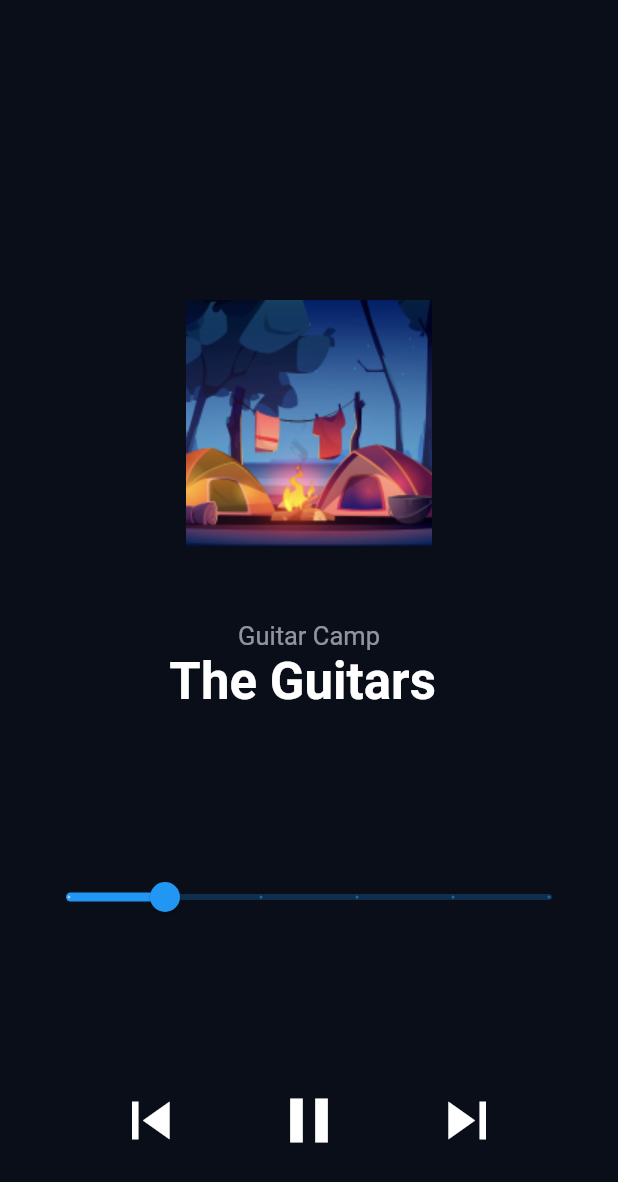
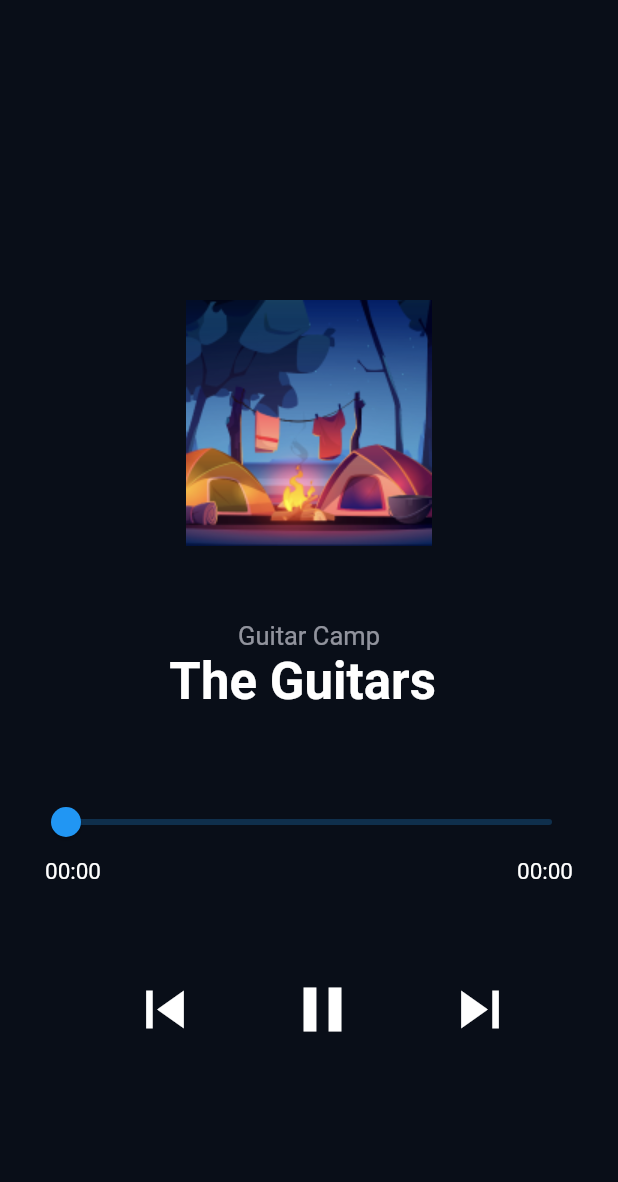
Before and after one commit to people0507/SleepSound_MobileApp_Flutter, a Flutter app: the MyPlayer screen opened directly, after a tap on the "play arrow" icon, on a phone screen of 412 x 824 dp. Shown: the top 1182 px of the screen. Run offline on Flutter 3.47's test engine with Material 2 defaults, Android fonts, the phone set to English and light mode, and no system bars; our stand-ins replace audioplayers, flutter_native_splash, sliding_up_panel, smooth_page_indicator.

Commit message:
update player.dart

```diff
--- a/music_mobile_app/lib/pages/sleep_screen/player.dart
+++ b/music_mobile_app/lib/pages/sleep_screen/player.dart
@@ -11,14 +11,56 @@ class MyPlayer extends StatefulWidget {
 }
 
 class _MyPlayerState extends State<MyPlayer> {
-  double _currentSliderValue = 20;
-  bool changePlayButton = true;
-  final player = AudioPlayer();
+  late AudioPlayer audioPlayer;
+  Duration duration = const Duration();
+  Duration position = const Duration();
+  bool isPlaying = false;
 
-  void swapPlaybutton() {
+  @override
+  void initState() {
+    super.initState();
+    audioPlayer = AudioPlayer();
+    audioPlayer.onDurationChanged.listen((Duration d) {
+      setState(() {
+        duration = d;
+      });
+    });
+    audioPlayer.onPositionChanged.listen((Duration p) {
+      setState(() {
+        position = p;
+      });
+    });
+  }
+
+  @override
+  void dispose() {
+    audioPlayer.dispose();
+    super.dispose();
+  }
+
+  void _playAudio() async {
+    await audioPlayer.play(AssetSource('audios/test.mp3'));
     setState(() {
-      changePlayButton = changePlayButton == true ? false : true;
+      isPlaying = true;
     });
+  }
+
+  void _pauseAudio() async {
+    await audioPlayer.pause();
+    setState(() {
+      isPlaying = false;
+    });
+  }
+
+  void _seekAudio(double value) async {
+    final position = Duration(milliseconds: value.toInt());
+        await audioPlayer.seek(position);
+  }
+
+  String _formatDuration(Duration duration) {
+    final minutes = duration.inMinutes.remainder(60).toString().padLeft(2, '0');
+    final seconds = duration.inSeconds.remainder(60).toString().padLeft(2, '0');
+    return '$minutes:$seconds';
   }
 
   @override
@@ -39,8 +81,8 @@ class _MyPlayerState extends State<MyPlayer> {
             ),
             const Text(
               'Guitar Camp',
-              style: TextStyle(
-                  fontSize: 17, color: ColorPalette.detaildesColor),
+              style:
+                  TextStyle(fontSize: 17, color: ColorPalette.detaildesColor),
             ),
             const Text(
               'The Guitars ',
@@ -50,36 +92,58 @@ class _MyPlayerState extends State<MyPlayer> {
                   fontWeight: FontWeight.bold),
             ),
             Padding(
-              padding: const EdgeInsets.symmetric(vertical: 100),
-              child: Slider(
-                      divisions: 5,
-                      max:100,
-                        value: _currentSliderValue,
-                        onChanged: (double value) {
-                          setState(() {
-                            _currentSliderValue = value;
-                          });
-                        }),
+              padding: const EdgeInsets.symmetric(vertical: 50),
+              child: Column(
+                children: [
+                  Slider(
+                    value: position.inMilliseconds.toDouble(),
+                    min: 0.0,
+                    max: duration.inMilliseconds.toDouble(),
+                    onChanged: (double value) {
+                      setState(() {
+                        _seekAudio(value);
+                      });
+                    },
+                  ),
+                    Padding(
+                      padding: const EdgeInsets.symmetric(horizontal: 10),
+                      child: Row(
+                                    mainAxisAlignment: MainAxisAlignment.spaceBetween,
+                                    children: [
+                                      Text(
+                      _formatDuration(position),
+                      style: const TextStyle(fontSize: 15, color: Colors.white),
+                                      ),
+                                      Text(
+                      _formatDuration(duration-position),
+                      style: const TextStyle(fontSize: 15, color: Colors.white),
+                                      ),
+                                    ],
+                                  ),
+                    ),
+                ],
+              ),
             ),
+
             Row(
               mainAxisAlignment: MainAxisAlignment.spaceEvenly,
-              children:  [
-              GestureDetector(
-                onTap: (){
-                },
-                child: const Icon(
-                  Icons.skip_previous,color: Colors.white,size: 50)),
-              GestureDetector(
-                onTap: (){
-                  swapPlaybutton();
-                },
-                child: Icon(
-                  changePlayButton ? Icons.play_arrow : Icons.pause,color: Colors.white,size: 50)),
-              GestureDetector(
-                onTap: (){
-                },
-                child: const Icon(Icons.skip_next,color: Colors.white,size: 50,))
-            ],)
+              children: [
+                     const IconButton(
+              onPressed: null,
+              icon: Icon(Icons.skip_previous,
+                        color: Colors.white, size: 50)),
+                IconButton(
+              onPressed: isPlaying ? _pauseAudio : _playAudio,
+              icon: Icon(isPlaying ? Icons.pause : Icons.play_arrow,color: Colors.white,size: 50,),
+            ),
+            const IconButton(
+              onPressed: null,
+              icon: Icon(
+                      Icons.skip_next,
+                      color: Colors.white,
+                      size: 50,)),
+              ],
+            )
           ],
         ),
       ),
--- a/music_mobile_app/pubspec.yaml
+++ b/music_mobile_app/pubspec.yaml
@@ -74,6 +74,7 @@ flutter:
   # To add assets to your application, add an assets section, like this:
   assets:
    - assets/images/
+   - assets/audios/
    - assets/
    - assets/icons/
   #   - images/a_dot_burr.jpeg
```
Also changed, not shown: 1 other file.
